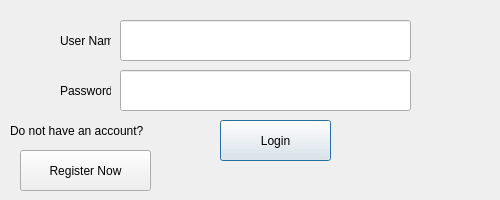
Old version of the form src/ui/LoginWindow.ui in the repository kiraYuukiAsuna/SwcDbmsQtClient.
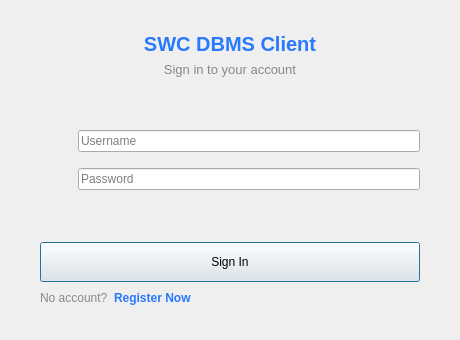
New version of the form.

Patch:
```diff
--- a/src/ui/LoginWindow.ui
+++ b/src/ui/LoginWindow.ui
@@ -6,101 +6,195 @@
    <rect>
     <x>0</x>
     <y>0</y>
-    <width>500</width>
-    <height>200</height>
+    <width>460</width>
+    <height>340</height>
    </rect>
   </property>
   <property name="windowTitle">
    <string>LoginWindow</string>
   </property>
-  <widget class="QPushButton" name="loginBtn">
-   <property name="geometry">
-    <rect>
-     <x>220</x>
-     <y>120</y>
-     <width>111</width>
-     <height>41</height>
-    </rect>
+  <layout class="QVBoxLayout" name="outerLayout">
+   <property name="leftMargin">
+    <number>40</number>
    </property>
-   <property name="text">
-    <string>Login</string>
+   <property name="topMargin">
+    <number>32</number>
    </property>
-  </widget>
-  <widget class="QLineEdit" name="userNameEditor">
-   <property name="geometry">
-    <rect>
-     <x>120</x>
-     <y>20</y>
-     <width>291</width>
-     <height>41</height>
-    </rect>
+   <property name="rightMargin">
+    <number>40</number>
    </property>
-  </widget>
-  <widget class="QLineEdit" name="passwordEditor">
-   <property name="geometry">
-    <rect>
-     <x>120</x>
-     <y>70</y>
-     <width>291</width>
-     <height>41</height>
-    </rect>
+   <property name="bottomMargin">
+    <number>32</number>
    </property>
-   <property name="inputMask">
-    <string/>
-   </property>
-  </widget>
-  <widget class="QLabel" name="label">
-   <property name="geometry">
-    <rect>
-     <x>60</x>
-     <y>20</y>
-     <width>51</width>
-     <height>41</height>
-    </rect>
-   </property>
-   <property name="text">
-    <string>User Name:</string>
-   </property>
-  </widget>
-  <widget class="QLabel" name="label_2">
-   <property name="geometry">
-    <rect>
-     <x>60</x>
-     <y>70</y>
-     <width>51</width>
-     <height>41</height>
-    </rect>
-   </property>
-   <property name="text">
-    <string>Password:</string>
-   </property>
-  </widget>
-  <widget class="QPushButton" name="registerBtn">
-   <property name="geometry">
-    <rect>
-     <x>20</x>
-     <y>150</y>
-     <width>131</width>
-     <height>41</height>
-    </rect>
-   </property>
-   <property name="text">
-    <string>Register Now</string>
-   </property>
-  </widget>
-  <widget class="QLabel" name="label_3">
-   <property name="geometry">
-    <rect>
-     <x>10</x>
-     <y>110</y>
-     <width>171</width>
-     <height>41</height>
-    </rect>
-   </property>
-   <property name="text">
-    <string>Do not have an account?</string>
-   </property>
-  </widget>
+   <item>
+    <widget class="QLabel" name="titleLabel">
+     <property name="text">
+      <string>SWC DBMS Client</string>
+     </property>
+     <property name="alignment">
+      <set>Qt::AlignCenter</set>
+     </property>
+     <property name="styleSheet">
+      <string>font-size: 20px; font-weight: bold; color: #2979ff; border: none; background: transparent;</string>
+     </property>
+    </widget>
+   </item>
+   <item>
+    <widget class="QLabel" name="subtitleLabel">
+     <property name="text">
+      <string>Sign in to your account</string>
+     </property>
+     <property name="alignment">
+      <set>Qt::AlignCenter</set>
+     </property>
+     <property name="styleSheet">
+      <string>color: #888888; font-size: 13px; border: none; background: transparent;</string>
+     </property>
+    </widget>
+   </item>
+   <item>
+    <spacer name="topSpacer">
+     <property name="orientation">
+      <enum>Qt::Vertical</enum>
+     </property>
+     <property name="sizeHint" stdset="0">
+      <size>
+       <width>20</width>
+       <height>16</height>
+      </size>
+     </property>
+    </spacer>
+   </item>
+   <item>
+    <layout class="QHBoxLayout" name="userLayout">
+     <item>
+      <widget class="QLabel" name="label">
+       <property name="minimumSize">
+        <size>
+         <width>32</width>
+         <height>32</height>
+        </size>
+       </property>
+       <property name="maximumSize">
+        <size>
+         <width>32</width>
+         <height>32</height>
+        </size>
+       </property>
+       <property name="text">
+        <string/>
+       </property>
+       <property name="styleSheet">
+        <string>border: none; background: transparent;</string>
+       </property>
+      </widget>
+     </item>
+     <item>
+      <widget class="QLineEdit" name="userNameEditor">
+       <property name="placeholderText">
+        <string>Username</string>
+       </property>
+      </widget>
+     </item>
+    </layout>
+   </item>
+   <item>
+    <layout class="QHBoxLayout" name="passwordLayout">
+     <item>
+      <widget class="QLabel" name="label_2">
+       <property name="minimumSize">
+        <size>
+         <width>32</width>
+         <height>32</height>
+        </size>
+       </property>
+       <property name="maximumSize">
+        <size>
+         <width>32</width>
+         <height>32</height>
+        </size>
+       </property>
+       <property name="text">
+        <string/>
+       </property>
+       <property name="styleSheet">
+        <string>border: none; background: transparent;</string>
+       </property>
+      </widget>
+     </item>
+     <item>
+      <widget class="QLineEdit" name="passwordEditor">
+       <property name="placeholderText">
+        <string>Password</string>
+       </property>
+      </widget>
+     </item>
+    </layout>
+   </item>
+   <item>
+    <spacer name="midSpacer">
+     <property name="orientation">
+      <enum>Qt::Vertical</enum>
+     </property>
+     <property name="sizeHint" stdset="0">
+      <size>
+       <width>20</width>
+       <height>12</height>
+      </size>
+     </property>
+    </spacer>
+   </item>
+   <item>
+    <widget class="QPushButton" name="loginBtn">
+     <property name="text">
+      <string>Sign In</string>
+     </property>
+     <property name="minimumSize">
+      <size>
+       <width>0</width>
+       <height>40</height>
+      </size>
+     </property>
+    </widget>
+   </item>
+   <item>
+    <layout class="QHBoxLayout" name="registerLayout">
+     <item>
+      <widget class="QLabel" name="label_3">
+       <property name="text">
+        <string>No account?</string>
+       </property>
+       <property name="styleSheet">
+        <string>color: #888888; border: none; background: transparent;</string>
+       </property>
+      </widget>
+     </item>
+     <item>
+      <widget class="QPushButton" name="registerBtn">
+       <property name="text">
+        <string>Register Now</string>
+       </property>
+       <property name="styleSheet">
+        <string>border: none; background: transparent; color: #2979ff; font-weight: bold; text-align: left; padding: 0;</string>
+       </property>
+      </widget>
+     </item>
+     <item>
+      <spacer name="registerSpacer">
+       <property name="orientation">
+        <enum>Qt::Horizontal</enum>
+       </property>
+       <property name="sizeHint" stdset="0">
+        <size>
+         <width>40</width>
+         <height>20</height>
+        </size>
+       </property>
+      </spacer>
+     </item>
+    </layout>
+   </item>
+  </layout>
  </widget>
  <resources/>
  <connections/>
```
